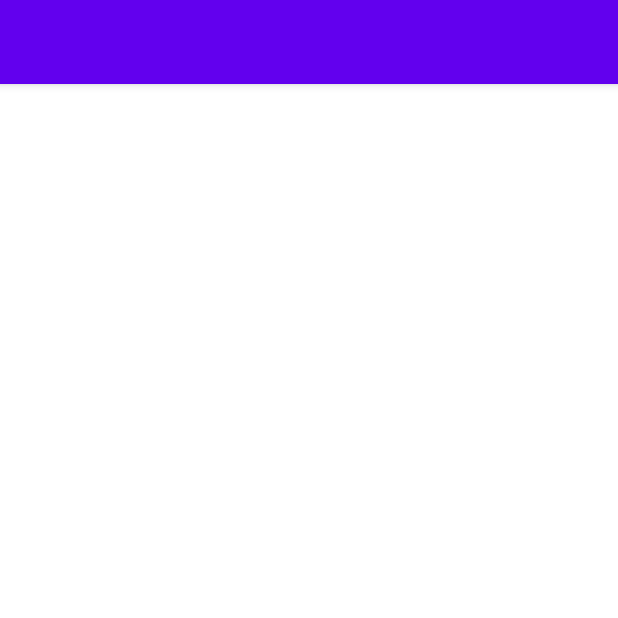
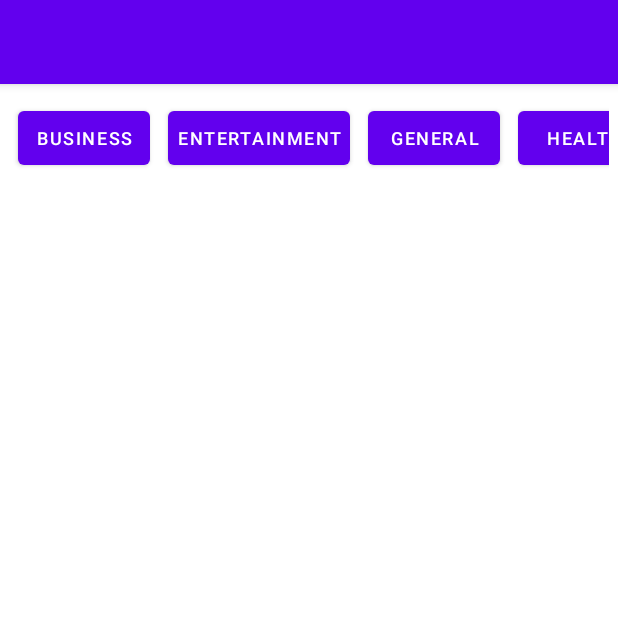
Before and after one commit to katawutuio/newsSources, an Android app: the screen it shows after launch (MainActivity), on a phone screen of 412 x 824 dp, the top half of it. Run offline under Robolectric (Android 15) with nearby library versions, the phone set to English and light mode, and no system bars; 1 statement that could not run was skipped.

Commit message:
add HorizontalScrollView for create category buttons

```diff
--- a/app/src/main/res/layout/activity_main.xml
+++ b/app/src/main/res/layout/activity_main.xml
@@ -6,6 +6,79 @@
     android:layout_height="match_parent"
     android:orientation="vertical"
     tools:context=".MainActivity">
+
+    <HorizontalScrollView
+        android:layout_margin="6dp"
+        android:layout_width="match_parent"
+        android:layout_height="wrap_content">
+        <LinearLayout
+            android:layout_width="match_parent"
+            android:layout_height="wrap_content">
+            <Button
+                android:id="@+id/btn_1"
+                android:text="business"
+                android:textSize="12sp"
+                android:padding="6dp"
+                android:layout_margin="6dp"
+                android:layout_width="wrap_content"
+                android:layout_height="wrap_content">
+            </Button>
+            <Button
+                android:id="@+id/btn_2"
+                android:text="entertainment"
+                android:textSize="12sp"
+                android:padding="6dp"
+                android:layout_margin="6dp"
+                android:layout_width="wrap_content"
+                android:layout_height="wrap_content">
+            </Button>
+            <Button
+                android:id="@+id/btn_3"
+                android:text="general"
+                android:textSize="12sp"
+                android:padding="6dp"
+                android:layout_margin="6dp"
+                android:layout_width="wrap_content"
+                android:layout_height="wrap_content">
+            </Button>
+            <Button
+                android:id="@+id/btn_4"
+                android:text="health"
+                android:textSize="12sp"
+                android:padding="6dp"
+                android:layout_margin="6dp"
+                android:layout_width="wrap_content"
+                android:layout_height="wrap_content">
+            </Button>
+            <Button
+                android:id="@+id/btn_5"
+                android:text="science"
+                android:textSize="12sp"
+                android:padding="6dp"
+                android:layout_margin="6dp"
+                android:layout_width="wrap_content"
+                android:layout_height="wrap_content">
+            </Button>
+            <Button
+                android:id="@+id/btn_6"
+                android:text="sports"
+                android:textSize="12sp"
+                android:padding="6dp"
+                android:layout_margin="6dp"
+                android:layout_width="wrap_content"
+                android:layout_height="wrap_content">
+            </Button>
+            <Button
+                android:id="@+id/btn_7"
+                android:text="technology"
+                android:textSize="12sp"
+                android:padding="6dp"
+                android:layout_margin="6dp"
+                android:layout_width="wrap_content"
+                android:layout_height="wrap_content">
+            </Button>
+        </LinearLayout>
+    </HorizontalScrollView>
 
     <androidx.recyclerview.widget.RecyclerView
         android:id="@+id/recycler_main"
```
